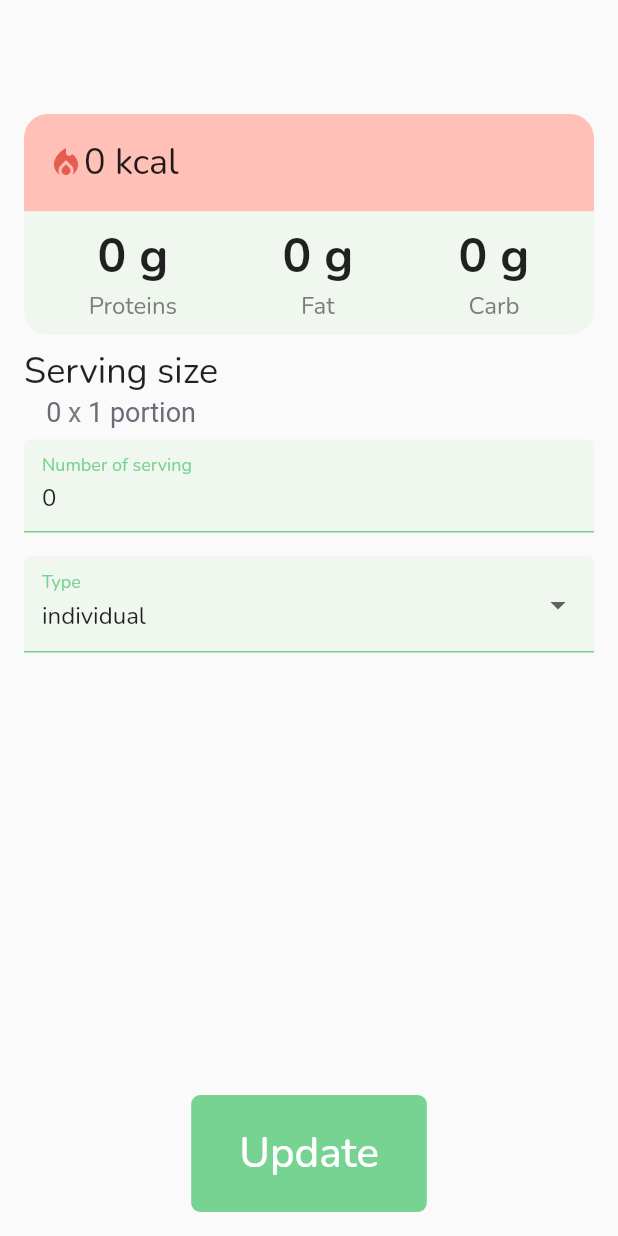
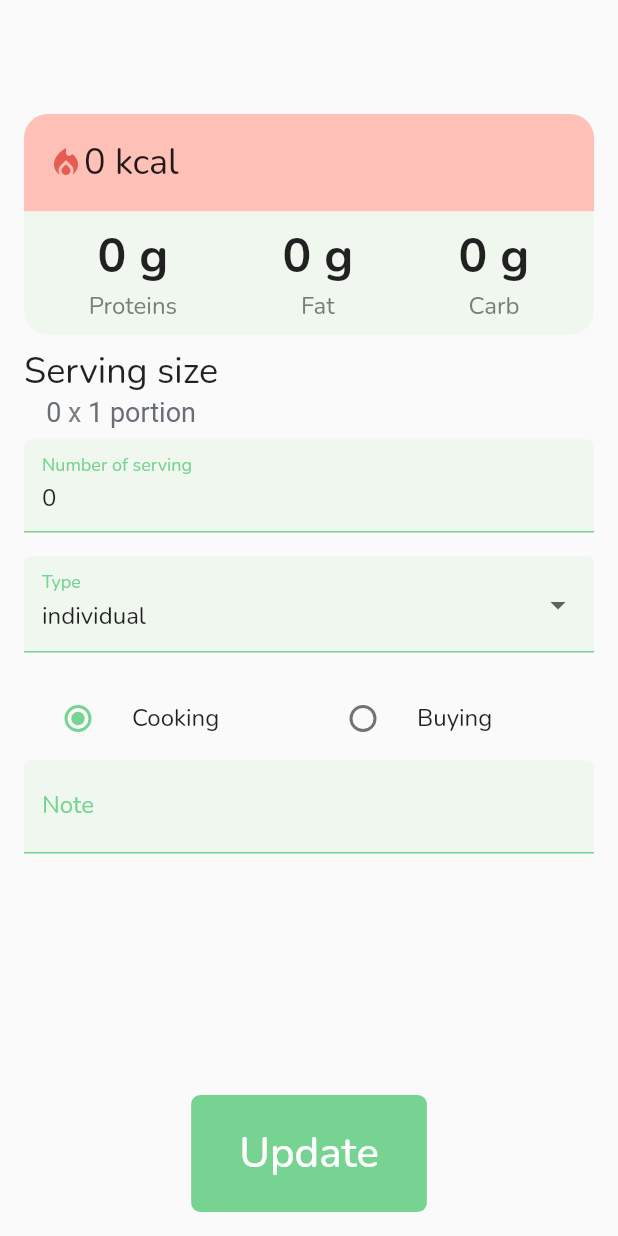
Before and after one commit to SonNguyen9720/plan_meal_app, a Flutter app: the AddFoodDetailScreen screen opened directly with empty values, on a phone screen of 412 x 824 dp. Run offline on Flutter 3.47's test engine with Material 2 defaults, Android fonts, the phone set to English and light mode, and no system bars; our stand-ins replace bloc, carousel_slider, dio, dotted_border, equatable, firebase_core and 16 more; missing offline and left inert: age_calculator; accounts and stored records are empty.

Commit message:
Update add food screen

```diff
--- a/lib/presentation/features/food/add_food_meal/add_food_detail_screen.dart
+++ b/lib/presentation/features/food/add_food_meal/add_food_detail_screen.dart
@@ -2,8 +2,10 @@ import 'package:flutter/material.dart';
 import 'package:plan_meal_app/config/theme.dart';
 import 'package:plan_meal_app/domain/entities/food_search_entity.dart';
 import 'package:plan_meal_app/domain/preference_utils.dart';
+import 'package:plan_meal_app/presentation/widgets/independent/radio_tile.dart';
 
 const List<String> type = <String>["individual", "group"];
+const List<String> method = <String>["cooking", "buying"];
 
 class AddFoodDetailScreen extends StatefulWidget {
   final FoodSearchEntity foodSearchEntity;
@@ -30,6 +32,7 @@ class _AddFoodDetailScreenState extends State<AddFoodDetailScreen> {
     return Scaffold(
       body: Container(
         margin: const EdgeInsets.all(16),
+        child: SingleChildScrollView(
           child: Column(
             mainAxisAlignment: MainAxisAlignment.start,
             crossAxisAlignment: CrossAxisAlignment.start,
@@ -155,8 +158,8 @@ class _AddFoodDetailScreenState extends State<AddFoodDetailScreen> {
                                 TextStyle(color: AppColors.gray, fontSize: 18)),
                         TextSpan(
                             text: " 1 portion",
-                          style:
-                              TextStyle(color: AppColors.black, fontSize: 18)),
+                            style: TextStyle(
+                                color: AppColors.black, fontSize: 18)),
                       ],
                     )),
                   ],
@@ -216,7 +219,52 @@ class _AddFoodDetailScreenState extends State<AddFoodDetailScreen> {
                     },
                     items: getDropdownMenu(),
                   )),
+              Row(
+                children: [
+                  Expanded(
+                    child: RadioListTile<String>(
+                      title: Text("Cooking"),
+                      value: method.first,
+                      groupValue: method.first,
+                      onChanged: (value) {},
+                      activeColor: AppColors.green,
+                    ),
+                  ),
+                  Expanded(
+                    child: RadioListTile<String>(
+                      title: Text("Buying"),
+                      value: method.last,
+                      groupValue: method.first,
+                      onChanged: (value) {},
+                    ),
+                  ),
                 ],
+              ),
+              TextFormField(
+                onChanged: (value) {
+                  setState(() {
+                    if (value.isEmpty) {
+                      quantity = 0;
+                    } else {
+                      quantity = int.parse(value);
+                    }
+                  });
+                },
+                decoration: const InputDecoration(
+                  filled: true,
+                  labelText: "Note",
+                  labelStyle: TextStyle(color: AppColors.green),
+                  fillColor: AppColors.greenPastel,
+                  enabledBorder: UnderlineInputBorder(
+                    borderSide: BorderSide(color: AppColors.green),
+                  ),
+                  focusedBorder: UnderlineInputBorder(
+                    borderSide: BorderSide(color: AppColors.green),
+                  ),
+                ),
+              ),
+            ],
+          ),
         ),
       ),
       bottomSheet: Row(
```
Also changed, not shown: lib/presentation/features/food/food_detail/food_detail_screen.dart (+60 -2 lines). Lines whose indentation alone changed are shown as unchanged.
